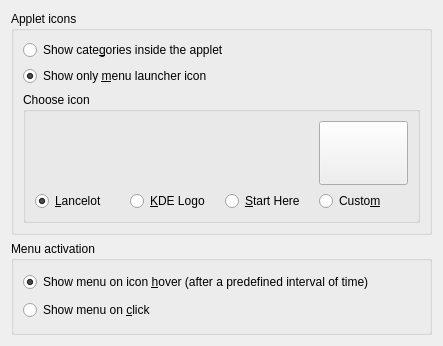
KDE/kdeplasma-addons, file applets/lancelot/app/src/applet/LancelotAppletConfigBase.ui: the form before one commit.
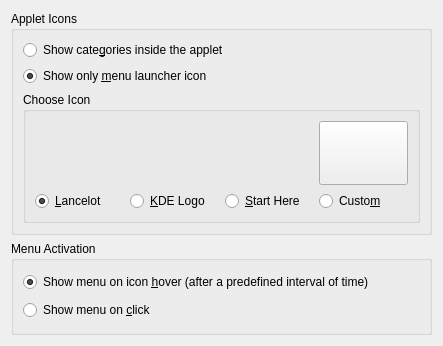
The form after the commit. Custom widgets are drawn as their Qt base class.

```diff
--- a/applets/lancelot/app/src/applet/LancelotAppletConfigBase.ui
+++ b/applets/lancelot/app/src/applet/LancelotAppletConfigBase.ui
@@ -13,7 +13,7 @@
    <item>
     <widget class="QGroupBox" name="groupAppletIcons" >
      <property name="title" >
-      <string>Applet icons</string>
+      <string>Applet Icons</string>
      </property>
      <layout class="QVBoxLayout" >
       <item>
@@ -36,7 +36,7 @@
       <item>
        <widget class="QGroupBox" name="groupAppletIconsChoose" >
         <property name="title" >
-         <string>Choose icon</string>
+         <string>Choose Icon</string>
         </property>
         <layout class="QGridLayout" >
          <item row="0" column="0" >
@@ -191,7 +191,7 @@
    <item>
     <widget class="QGroupBox" name="groupActivation" >
      <property name="title" >
-      <string>Menu activation</string>
+      <string>Menu Activation</string>
      </property>
      <layout class="QVBoxLayout" >
       <item>
```
